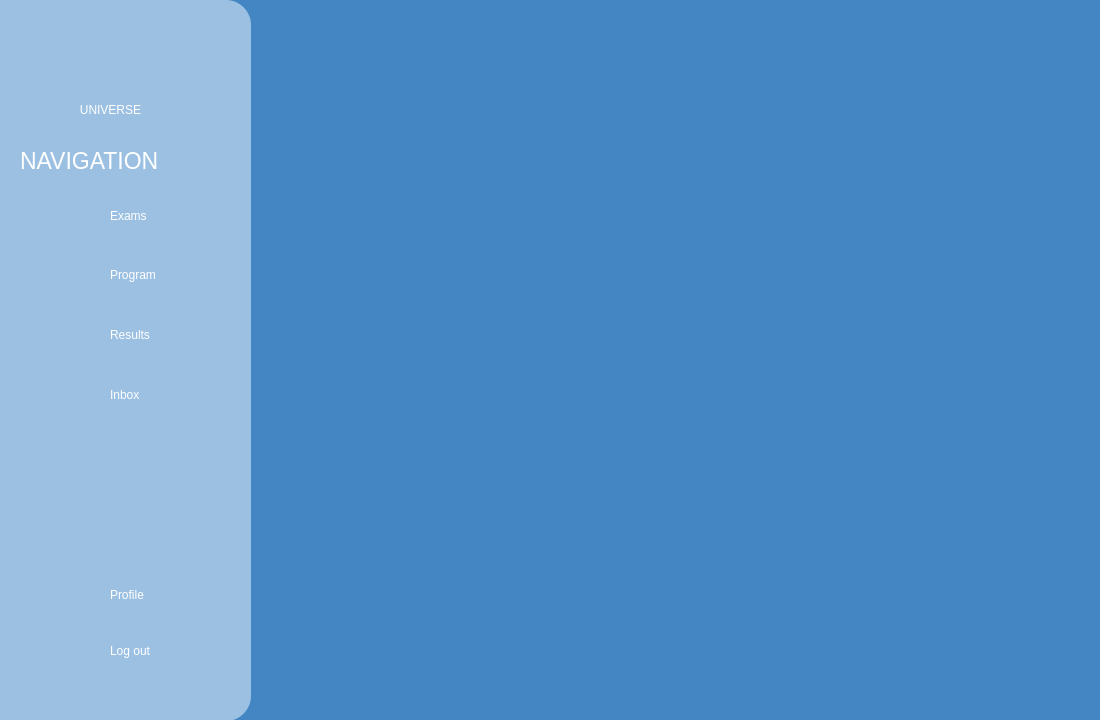
Old version of the form AGUniverse/presentationLayer/english.ui in the repository codingburgas/sprint-eschool-ag-universe.
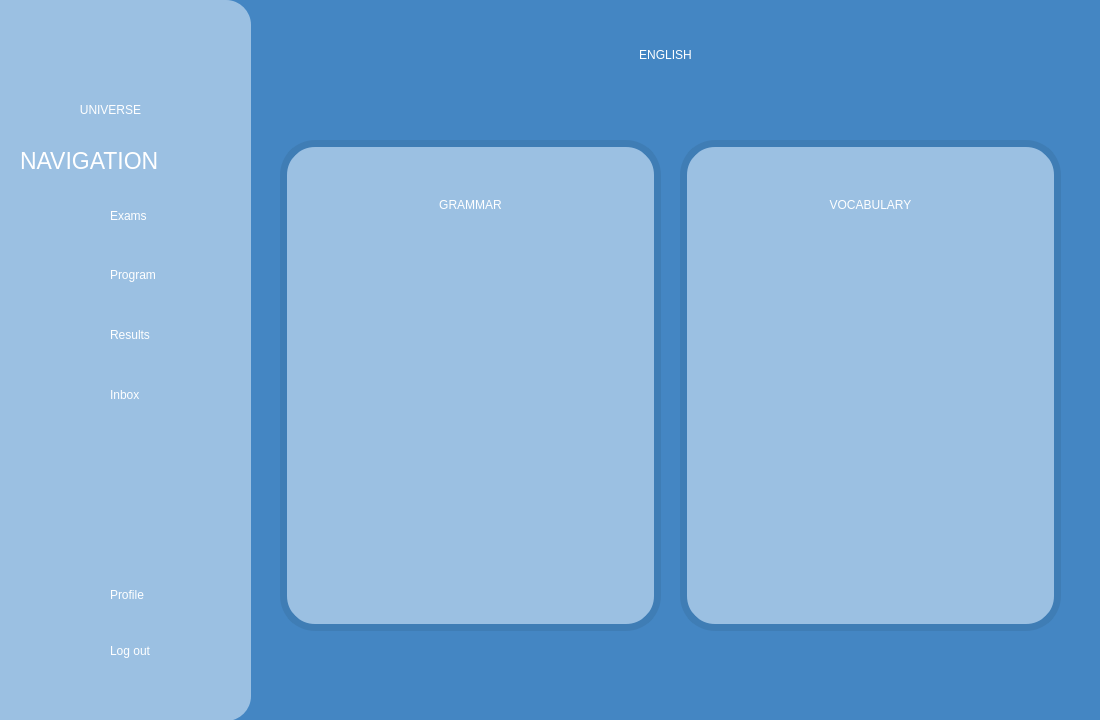
New version of the form. Icons and pictures are not drawn.

Commit message: Enhance design on maths and english pages

```diff
--- a/AGUniverse/presentationLayer/english.ui
+++ b/AGUniverse/presentationLayer/english.ui
@@ -329,6 +329,131 @@
     </property>
    </widget>
   </widget>
+  <widget class="QLabel" name="section1_Box_2">
+   <property name="geometry">
+    <rect>
+     <x>280</x>
+     <y>140</y>
+     <width>381</width>
+     <height>491</height>
+    </rect>
+   </property>
+   <property name="styleSheet">
+    <string notr="true">background-color:rgb(155, 192, 226);
+border:7px solid #3F7DB5;
+border-radius:35px;</string>
+   </property>
+   <property name="text">
+    <string/>
+   </property>
+  </widget>
+  <widget class="QLabel" name="section1_Box_3">
+   <property name="geometry">
+    <rect>
+     <x>680</x>
+     <y>140</y>
+     <width>381</width>
+     <height>491</height>
+    </rect>
+   </property>
+   <property name="styleSheet">
+    <string notr="true">background-color:rgb(155, 192, 226);
+border:7px solid #3F7DB5;
+border-radius:35px;</string>
+   </property>
+   <property name="text">
+    <string/>
+   </property>
+  </widget>
+  <widget class="QLabel" name="mathsTitle">
+   <property name="geometry">
+    <rect>
+     <x>530</x>
+     <y>10</y>
+     <width>271</width>
+     <height>91</height>
+    </rect>
+   </property>
+   <property name="styleSheet">
+    <string notr="true">color:white;
+font: 50pt &quot;Aura&quot;;</string>
+   </property>
+   <property name="text">
+    <string>&lt;html&gt;&lt;head/&gt;&lt;body&gt;&lt;p align=&quot;center&quot;&gt;ENGLISH&lt;/p&gt;&lt;/body&gt;&lt;/html&gt;</string>
+   </property>
+  </widget>
+  <widget class="QLabel" name="section1_Title">
+   <property name="geometry">
+    <rect>
+     <x>310</x>
+     <y>160</y>
+     <width>321</width>
+     <height>91</height>
+    </rect>
+   </property>
+   <property name="styleSheet">
+    <string notr="true">color:white;
+font: 40pt &quot;Aura&quot;;</string>
+   </property>
+   <property name="text">
+    <string>&lt;html&gt;&lt;head/&gt;&lt;body&gt;&lt;p align=&quot;center&quot;&gt;GRAMMAR&lt;/p&gt;&lt;/body&gt;&lt;/html&gt;</string>
+   </property>
+  </widget>
+  <widget class="QLabel" name="section1_Title_2">
+   <property name="geometry">
+    <rect>
+     <x>710</x>
+     <y>160</y>
+     <width>321</width>
+     <height>91</height>
+    </rect>
+   </property>
+   <property name="styleSheet">
+    <string notr="true">color:white;
+font: 40pt &quot;Aura&quot;;</string>
+   </property>
+   <property name="text">
+    <string>&lt;html&gt;&lt;head/&gt;&lt;body&gt;&lt;p align=&quot;center&quot;&gt;VOCABULARY&lt;/p&gt;&lt;/body&gt;&lt;/html&gt;</string>
+   </property>
+  </widget>
+  <widget class="QLabel" name="label_2">
+   <property name="geometry">
+    <rect>
+     <x>350</x>
+     <y>300</y>
+     <width>241</width>
+     <height>241</height>
+    </rect>
+   </property>
+   <property name="text">
+    <string/>
+   </property>
+   <property name="pixmap">
+    <pixmap resource="../resources.qrc">:/assets/images/grammar_icon.png</pixmap>
+   </property>
+   <property name="scaledContents">
+    <bool>true</bool>
+   </property>
+  </widget>
+  <widget class="QLabel" name="label_3">
+   <property name="geometry">
+    <rect>
+     <x>770</x>
+     <y>300</y>
+     <width>241</width>
+     <height>241</height>
+    </rect>
+   </property>
+   <property name="text">
+    <string/>
+   </property>
+   <property name="pixmap">
+    <pixmap resource="../resources.qrc">:/assets/images/vocabulary_icon.png</pixmap>
+   </property>
+   <property name="scaledContents">
+    <bool>true</bool>
+   </property>
+  </widget>
  </widget>
  <resources>
   <include location="../resources.qrc"/>
```
The commit also changes 11 other files.
